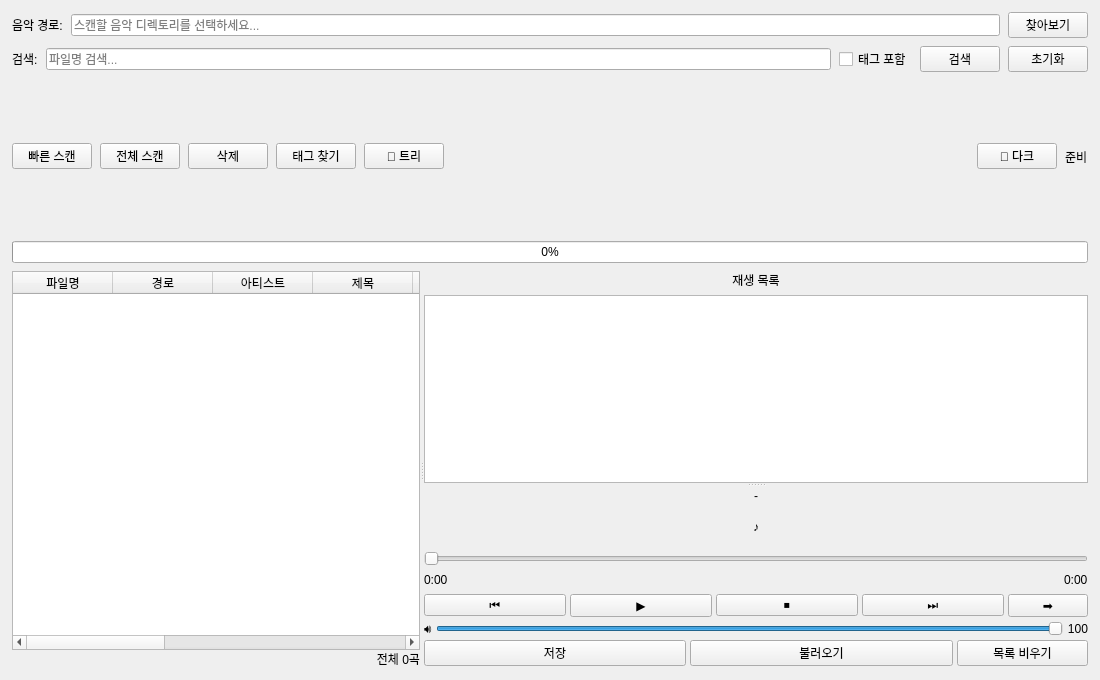
Before: the Qt Designer form src/main_window.ui in musiren/mp3-archive, drawn with Qt 5.
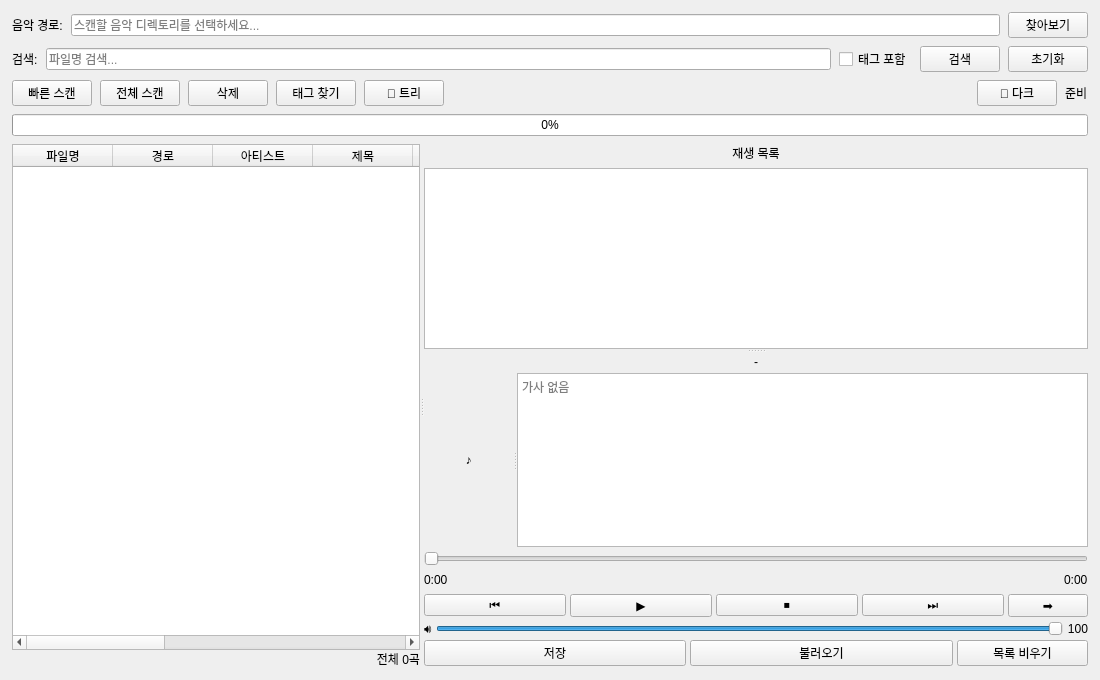
After: the same form once the commit is applied.

Commit message: main_window: split player panel into album art + lyrics panes

Patch:
```diff
--- a/src/main_window.ui
+++ b/src/main_window.ui
@@ -454,6 +454,16 @@
              </widget>
             </item>
             <item>
+             <!-- Horizontal splitter: album art (left) | lyrics (right) -->
+             <widget class="QSplitter" name="art_lyrics_splitter">
+              <property name="orientation"><enum>Qt::Horizontal</enum></property>
+              <property name="childrenCollapsible"><bool>false</bool></property>
+              <property name="sizePolicy">
+               <sizepolicy hsizetype="Preferred" vsizetype="Expanding">
+                <horstretch>0</horstretch>
+                <verstretch>1</verstretch>
+               </sizepolicy>
+              </property>
              <widget class="QLabel" name="album_art_label">
               <property name="toolTip">
                <string>현재 재생 중인 곡의 앨범 아트 (스플리터 핸들로 크기 조절)</string>
@@ -461,15 +471,30 @@
               <property name="text"><string>♪</string></property>
               <property name="alignment"><set>Qt::AlignCenter</set></property>
               <property name="minimumSize">
-               <size><width>0</width><height>40</height></size>
+                <size><width>40</width><height>40</height></size>
               </property>
               <property name="sizePolicy">
-               <sizepolicy hsizetype="Preferred" vsizetype="Expanding">
-                <horstretch>0</horstretch>
-                <verstretch>1</verstretch>
+                <sizepolicy hsizetype="Expanding" vsizetype="Preferred">
+                 <horstretch>1</horstretch>
+                 <verstretch>0</verstretch>
                </sizepolicy>
               </property>
               <property name="scaledContents"><bool>false</bool></property>
+              </widget>
+              <widget class="QTextEdit" name="lyrics_text">
+               <property name="toolTip"><string>현재 재생 중인 곡의 가사</string></property>
+               <property name="readOnly"><bool>true</bool></property>
+               <property name="placeholderText"><string>가사 없음</string></property>
+               <property name="minimumSize">
+                <size><width>40</width><height>40</height></size>
+               </property>
+               <property name="sizePolicy">
+                <sizepolicy hsizetype="Expanding" vsizetype="Preferred">
+                 <horstretch>1</horstretch>
+                 <verstretch>0</verstretch>
+                </sizepolicy>
+               </property>
+              </widget>
              </widget>
             </item>
             <!-- Fixed-height player controls below album art -->
```
Lines whose indentation alone changed are shown as unchanged. The commit also changes 2 other files.
